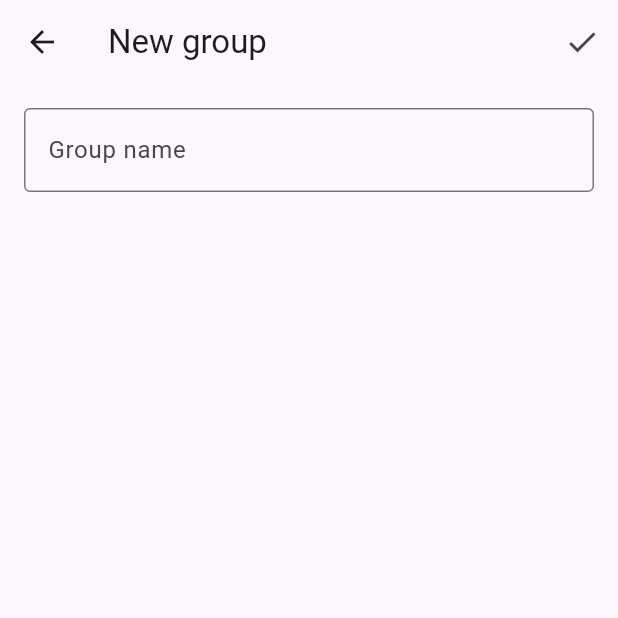
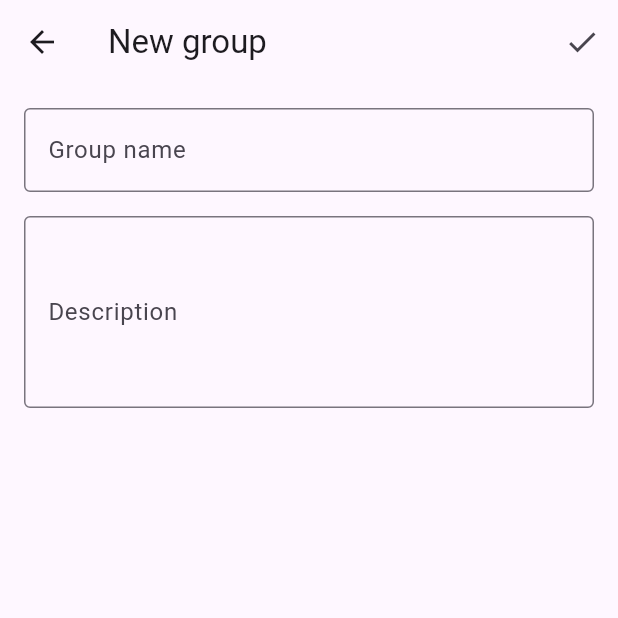
Before and after one commit to Joul-Alessa/Recursora, a Flutter app: the screen it shows after launch, after a tap on the "add" icon, on a phone screen of 412 x 824 dp, the top half of it. Run offline on Flutter 3.47's test engine with Material 3 defaults, Android fonts, the phone set to English and light mode, and no system bars.

Commit message:
Added description and version tracker for upcoming updates

```diff
--- a/recursora/lib/src/data/local_file_service.dart
+++ b/recursora/lib/src/data/local_file_service.dart
@@ -16,7 +16,8 @@ class LocalFileService {
     if (!await file.exists()) {
       const initialContent = '''
 {
-  "roadmaps": []
+  "roadmaps": [],
+  "recursora_version": "1.0.0"
 }
 ''';
       await file.writeAsString(initialContent);
--- a/recursora/lib/src/presentation/add_roadmap_page.dart
+++ b/recursora/lib/src/presentation/add_roadmap_page.dart
@@ -14,20 +14,23 @@ class AddRoadmapPage extends StatefulWidget {
 
 class _AddRoadmapPageState extends State<AddRoadmapPage> {
   final TextEditingController _controller = TextEditingController();
+  final TextEditingController _descriptionController = TextEditingController();
   final LocalFileService fileService = LocalFileService();
 
   @override
   void initState() {
     super.initState();
 
-    // Si estamos editando, precargar el nombre
+    // Si estamos editando, precargar el nombre y descripción
     if (widget.roadmap != null) {
       _controller.text = widget.roadmap!["name"] ?? "";
+      _descriptionController.text = widget.roadmap!["description"] ?? "";
     }
   }
 
   Future<void> saveRoadmap() async {
     final name = _controller.text.trim();
+    final description = _descriptionController.text.trim();
     if (name.isEmpty) return;
 
     final content = await fileService.readRoadmaps();
@@ -36,13 +39,15 @@ class _AddRoadmapPageState extends State<AddRoadmapPage> {
     if (widget.roadmap == null) {
       // CREAR
       final newRoadmap = {
-        "name": name
+        "name": name,
+        "description": description
       };
       data["roadmaps"].add(newRoadmap);
     } else {
       // EDITAR
       final i = widget.index!;
       data["roadmaps"][i]["name"] = name;
+      data["roadmaps"][i]["description"] = description;
     }
 
     await fileService.writeRoadmaps(jsonEncode(data));
@@ -65,12 +70,25 @@ class _AddRoadmapPageState extends State<AddRoadmapPage> {
       ),
       body: Padding(
         padding: const EdgeInsets.all(16.0),
-        child: TextField(
-          controller: _controller,
-          decoration: InputDecoration(
-            labelText: "Group name",
-            border: OutlineInputBorder(),
-          ),
+        child: Column(
+          children: [
+            TextField(
+              controller: _controller,
+              decoration: InputDecoration(
+                labelText: "Group name",
+                border: OutlineInputBorder(),
+              ),
+            ),
+            SizedBox(height: 16),
+            TextField(
+              controller: _descriptionController,
+              decoration: InputDecoration(
+                labelText: "Description",
+                border: OutlineInputBorder(),
+              ),
+              maxLines: 4,
+            ),
+          ],
         ),
       ),
     );
```
